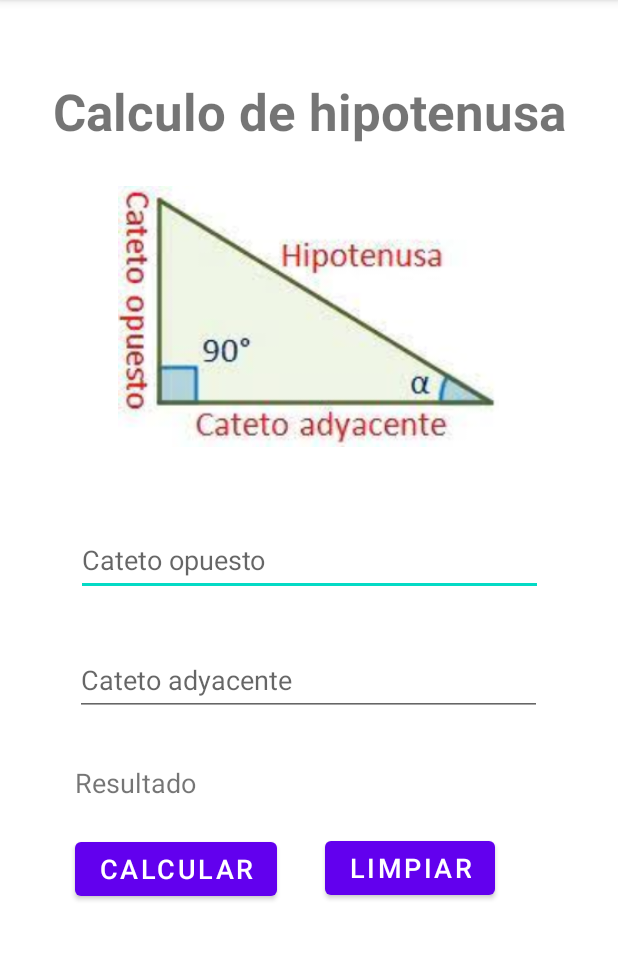
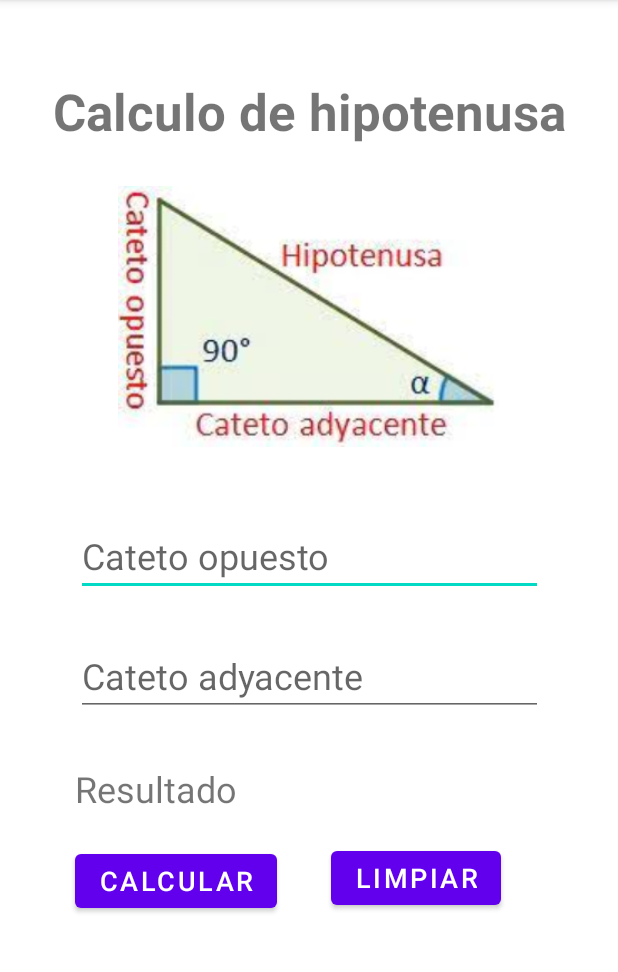
Before and after one commit to EduardoLeoLim/CalculoHipotenusa, an Android app: the screen it shows after launch (MainActivity), on a phone screen of 412 x 824 dp, the part 84-1056 px from its top. Run offline under Robolectric (Android 15) with nearby library versions, the phone set to English and light mode, and no system bars.

Commit message:
Se aumenta el tamaño de letra del los campos de texto de la GUI

```diff
--- a/app/src/main/res/layout/activity_main.xml
+++ b/app/src/main/res/layout/activity_main.xml
@@ -42,6 +42,7 @@
         android:hint="Cateto opuesto"
         android:inputType="numberDecimal"
         android:text=""
+        android:textSize="24sp"
         app:layout_constraintEnd_toEndOf="parent"
         app:layout_constraintStart_toStartOf="parent"
         app:layout_constraintTop_toBottomOf="@+id/imageView" />
@@ -56,8 +57,9 @@
         android:hint="Cateto adyacente"
         android:inputType="numberDecimal"
         android:text=""
+        android:textSize="24sp"
         app:layout_constraintEnd_toEndOf="parent"
-        app:layout_constraintHorizontal_bias="0.0"
+        app:layout_constraintHorizontal_bias="0.52"
         app:layout_constraintStart_toStartOf="parent"
         app:layout_constraintTop_toBottomOf="@+id/txt_CatetoOpuesto" />
 
@@ -68,7 +70,7 @@
         android:layout_marginStart="50dp"
         android:layout_marginTop="32dp"
         android:text="Resultado"
-        android:textSize="18sp"
+        android:textSize="24sp"
         app:layout_constraintEnd_toEndOf="parent"
         app:layout_constraintHorizontal_bias="0.0"
         app:layout_constraintStart_toStartOf="parent"
@@ -90,12 +92,12 @@
         android:layout_width="wrap_content"
         android:layout_height="wrap_content"
         android:layout_marginStart="32dp"
-        android:layout_marginTop="77dp"
+        android:layout_marginTop="84dp"
         android:layout_marginEnd="50dp"
         android:text="LIMPIAR"
         android:textSize="18sp"
         app:layout_constraintEnd_toEndOf="parent"
-        app:layout_constraintHorizontal_bias="0.0"
+        app:layout_constraintHorizontal_bias="0.125"
         app:layout_constraintStart_toEndOf="@+id/btn_Calcular"
         app:layout_constraintTop_toBottomOf="@+id/txt_CatetoAdyacente" />
 
```
